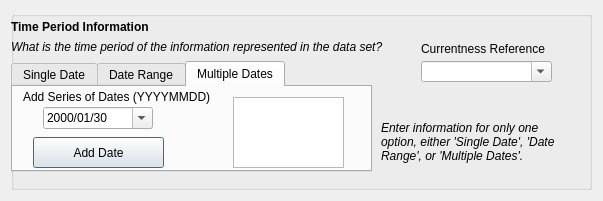
Old version of the form pymdwizard/gui/ui_files/MetadataDate.ui in the repository DOI-USGS/fort-pymdwizard.
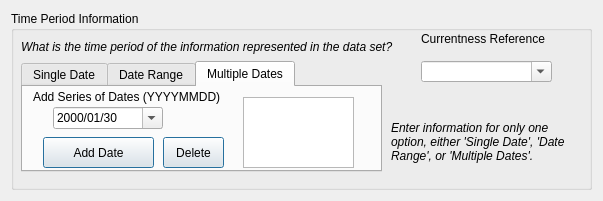
New version of the form.

Commit message: added a delete button/function to the gui for the multiple dates

The edit to the form file:
```diff
--- a/pymdwizard/gui/ui_files/MetadataDate.ui
+++ b/pymdwizard/gui/ui_files/MetadataDate.ui
@@ -17,12 +17,12 @@
    <item>
     <widget class="QGroupBox" name="fgdc_timeperd">
      <property name="title">
-      <string/>
+      <string>Time Period Information</string>
      </property>
      <widget class="QLabel" name="label_2">
       <property name="geometry">
        <rect>
-        <x>0</x>
+        <x>10</x>
         <y>20</y>
         <width>411</width>
         <height>31</height>
@@ -44,7 +44,7 @@
      <widget class="QTabWidget" name="fgdc_timeinfo">
       <property name="geometry">
        <rect>
-        <x>0</x>
+        <x>10</x>
         <y>50</y>
         <width>361</width>
         <height>111</height>
@@ -209,7 +209,7 @@
          <rect>
           <x>20</x>
           <y>50</y>
-          <width>131</width>
+          <width>111</width>
           <height>31</height>
          </rect>
         </property>
@@ -252,33 +252,34 @@
          <set>QAbstractItemView::AllEditTriggers</set>
         </property>
        </widget>
-      </widget>
-     </widget>
-     <widget class="QLabel" name="label">
+       <widget class="QPushButton" name="pushButton_2">
       <property name="geometry">
        <rect>
-        <x>0</x>
-        <y>0</y>
-        <width>141</width>
+          <x>140</x>
+          <y>50</y>
+          <width>61</width>
         <height>31</height>
        </rect>
       </property>
-      <property name="font">
-       <font>
-        <family>Arial</family>
-        <pointsize>9</pointsize>
-        <weight>75</weight>
-        <bold>true</bold>
-       </font>
-      </property>
       <property name="text">
-       <string>Time Period Information</string>
-      </property>
+         <string>Delete</string>
+        </property>
+        <property name="autoDefault">
+         <bool>false</bool>
+        </property>
+        <property name="default">
+         <bool>true</bool>
+        </property>
+        <property name="flat">
+         <bool>false</bool>
+        </property>
+       </widget>
+      </widget>
      </widget>
      <widget class="QLabel" name="label_3">
       <property name="geometry">
        <rect>
-        <x>370</x>
+        <x>380</x>
         <y>100</y>
         <width>191</width>
         <height>61</height>
@@ -340,7 +341,7 @@
       <property name="geometry">
        <rect>
         <x>410</x>
-        <y>30</y>
+        <y>20</y>
         <width>141</width>
         <height>16</height>
        </rect>
```
Lines whose indentation alone changed are shown as unchanged. The commit also changes 2 other files.
